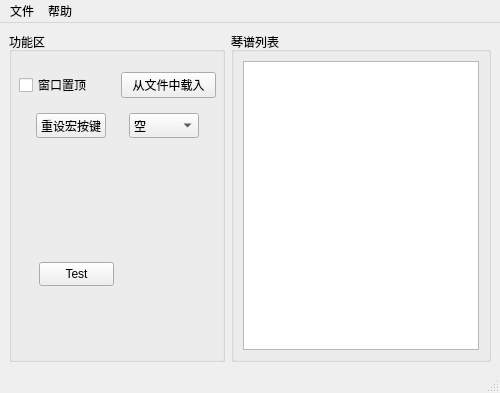
Qt form src/mainwindow.ui (muaying/ysMusic) before a commit.
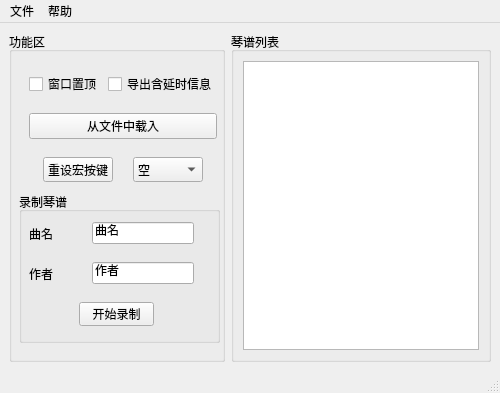
The same form after that commit.

Commit message: 1.添加 导出琴谱功能 2. 添加录入琴谱的功能

Diff of the .ui file:
```diff
--- a/src/mainwindow.ui
+++ b/src/mainwindow.ui
@@ -44,31 +44,122 @@
       <property name="title">
        <string>功能区</string>
       </property>
-      <widget class="QPushButton" name="btnTest">
+      <widget class="QGroupBox" name="groupBox">
        <property name="geometry">
         <rect>
-         <x>30</x>
-         <y>230</y>
+         <x>10</x>
+         <y>160</y>
+         <width>201</width>
+         <height>151</height>
+        </rect>
+       </property>
+       <property name="title">
+        <string>录制琴谱</string>
+       </property>
+       <widget class="QPushButton" name="btnRecord">
+        <property name="geometry">
+         <rect>
+          <x>60</x>
+          <y>110</y>
          <width>75</width>
          <height>24</height>
         </rect>
        </property>
        <property name="text">
-        <string>Test</string>
+         <string>开始录制</string>
        </property>
       </widget>
       <widget class="QWidget" name="layoutWidget">
        <property name="geometry">
         <rect>
          <x>10</x>
+          <y>30</y>
+          <width>165</width>
+          <height>23</height>
+         </rect>
+        </property>
+        <layout class="QHBoxLayout" name="horizontalLayout_6">
+         <item>
+          <widget class="QLabel" name="label">
+           <property name="text">
+            <string>曲名</string>
+           </property>
+          </widget>
+         </item>
+         <item>
+          <spacer name="horizontalSpacer">
+           <property name="orientation">
+            <enum>Qt::Horizontal</enum>
+           </property>
+           <property name="sizeHint" stdset="0">
+            <size>
+             <width>40</width>
+             <height>20</height>
+            </size>
+           </property>
+          </spacer>
+         </item>
+         <item>
+          <widget class="QLineEdit" name="edtName">
+           <property name="text">
+            <string>曲名</string>
+           </property>
+          </widget>
+         </item>
+        </layout>
+       </widget>
+       <widget class="QWidget" name="layoutWidget">
+        <property name="geometry">
+         <rect>
+          <x>10</x>
+          <y>70</y>
+          <width>165</width>
+          <height>23</height>
+         </rect>
+        </property>
+        <layout class="QHBoxLayout" name="horizontalLayout_7">
+         <item>
+          <widget class="QLabel" name="label_2">
+           <property name="text">
+            <string>作者</string>
+           </property>
+          </widget>
+         </item>
+         <item>
+          <spacer name="horizontalSpacer_2">
+           <property name="orientation">
+            <enum>Qt::Horizontal</enum>
+           </property>
+           <property name="sizeHint" stdset="0">
+            <size>
+             <width>40</width>
+             <height>20</height>
+            </size>
+           </property>
+          </spacer>
+         </item>
+         <item>
+          <widget class="QLineEdit" name="edtAuthor">
+           <property name="text">
+            <string>作者</string>
+           </property>
+          </widget>
+         </item>
+        </layout>
+       </widget>
+      </widget>
+      <widget class="QWidget" name="layoutWidget">
+       <property name="geometry">
+        <rect>
+         <x>20</x>
          <y>40</y>
-         <width>197</width>
-         <height>66</height>
+         <width>188</width>
+         <height>110</height>
         </rect>
        </property>
        <layout class="QVBoxLayout" name="verticalLayout">
         <item>
-         <layout class="QHBoxLayout" name="horizontalLayout_5">
+         <layout class="QHBoxLayout" name="horizontalLayout_3">
           <item>
            <widget class="QCheckBox" name="checkBoxTopWindow">
             <property name="text">
@@ -77,13 +168,59 @@
            </widget>
           </item>
           <item>
+           <widget class="QCheckBox" name="checkBoxhasDelay">
+            <property name="text">
+             <string>导出含延时信息</string>
+            </property>
+           </widget>
+          </item>
+         </layout>
+        </item>
+        <item>
+         <spacer name="verticalSpacer_4">
+          <property name="orientation">
+           <enum>Qt::Vertical</enum>
+          </property>
+          <property name="sizeHint" stdset="0">
+           <size>
+            <width>20</width>
+            <height>40</height>
+           </size>
+          </property>
+         </spacer>
+        </item>
+        <item>
+         <spacer name="verticalSpacer_2">
+          <property name="orientation">
+           <enum>Qt::Vertical</enum>
+          </property>
+          <property name="sizeHint" stdset="0">
+           <size>
+            <width>20</width>
+            <height>40</height>
+           </size>
+          </property>
+         </spacer>
+        </item>
+        <item>
            <widget class="QPushButton" name="btnLoad">
             <property name="text">
              <string>从文件中载入</string>
             </property>
            </widget>
           </item>
-         </layout>
+        <item>
+         <spacer name="verticalSpacer_3">
+          <property name="orientation">
+           <enum>Qt::Vertical</enum>
+          </property>
+          <property name="sizeHint" stdset="0">
+           <size>
+            <width>20</width>
+            <height>40</height>
+           </size>
+          </property>
+         </spacer>
         </item>
         <item>
          <spacer name="verticalSpacer">
@@ -99,7 +236,7 @@
          </spacer>
         </item>
         <item>
-         <layout class="QHBoxLayout" name="horizontalLayout_3">
+         <layout class="QHBoxLayout" name="horizontalLayout_4">
           <item>
            <widget class="QPushButton" name="btnResetHotkey">
             <property name="maximumSize">
@@ -114,8 +251,6 @@
            </widget>
           </item>
           <item>
-           <layout class="QHBoxLayout" name="horizontalLayout_4">
-            <item>
              <widget class="QComboBox" name="cmbHot1">
               <property name="maximumSize">
                <size>
@@ -164,8 +299,6 @@
                </property>
               </item>
              </widget>
-            </item>
-           </layout>
           </item>
          </layout>
         </item>
```
Lines whose indentation alone changed are shown as unchanged. The commit also changes 9 other files.
